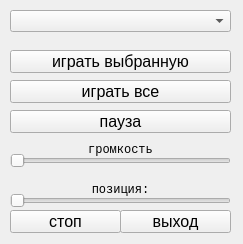
First picture: the form in SoundForm.ui, repository psesg/SoundAlpha, before the edit.
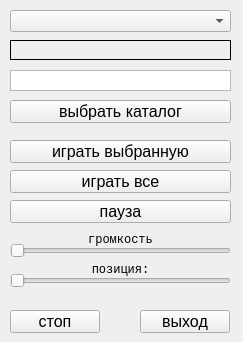
Second picture: the form after the edit. Icons and pictures are not drawn.

Commit message: Almost all ok

```diff
--- a/SoundForm.ui
+++ b/SoundForm.ui
@@ -10,7 +10,7 @@
     <x>0</x>
     <y>0</y>
     <width>243</width>
-    <height>244</height>
+    <height>342</height>
    </rect>
   </property>
   <property name="sizePolicy">
@@ -40,20 +40,20 @@
    <property name="minimumSize">
     <size>
      <width>241</width>
-     <height>200</height>
+     <height>342</height>
     </size>
    </property>
    <property name="maximumSize">
     <size>
      <width>241</width>
-     <height>241</height>
+     <height>342</height>
     </size>
    </property>
    <widget class="QPushButton" name="pushButton_PlaySelected">
     <property name="geometry">
      <rect>
       <x>10</x>
-      <y>50</y>
+      <y>140</y>
       <width>221</width>
       <height>23</height>
      </rect>
@@ -80,7 +80,7 @@
     <property name="geometry">
      <rect>
       <x>10</x>
-      <y>110</y>
+      <y>200</y>
       <width>221</width>
       <height>23</height>
      </rect>
@@ -100,9 +100,9 @@
    <widget class="QPushButton" name="pushButton_Exit">
     <property name="geometry">
      <rect>
-      <x>120</x>
-      <y>210</y>
-      <width>111</width>
+      <x>140</x>
+      <y>310</y>
+      <width>90</width>
       <height>23</height>
      </rect>
     </property>
@@ -141,7 +141,7 @@
     <property name="geometry">
      <rect>
       <x>10</x>
-      <y>150</y>
+      <y>240</y>
       <width>221</width>
       <height>22</height>
      </rect>
@@ -154,7 +154,7 @@
     <property name="geometry">
      <rect>
       <x>10</x>
-      <y>190</y>
+      <y>270</y>
       <width>221</width>
       <height>22</height>
      </rect>
@@ -166,9 +166,9 @@
    <widget class="QLabel" name="label_vol">
     <property name="geometry">
      <rect>
-      <x>20</x>
-      <y>140</y>
-      <width>201</width>
+      <x>10</x>
+      <y>230</y>
+      <width>221</width>
       <height>20</height>
      </rect>
     </property>
@@ -188,9 +188,9 @@
    <widget class="QLabel" name="label_pos">
     <property name="geometry">
      <rect>
-      <x>20</x>
-      <y>180</y>
-      <width>201</width>
+      <x>10</x>
+      <y>260</y>
+      <width>221</width>
       <height>20</height>
      </rect>
     </property>
@@ -216,7 +216,7 @@
     <property name="geometry">
      <rect>
       <x>10</x>
-      <y>80</y>
+      <y>170</y>
       <width>221</width>
       <height>23</height>
      </rect>
@@ -243,8 +243,8 @@
     <property name="geometry">
      <rect>
       <x>10</x>
-      <y>210</y>
-      <width>111</width>
+      <y>310</y>
+      <width>90</width>
       <height>23</height>
      </rect>
     </property>
@@ -263,18 +263,21 @@
    <widget class="QLabel" name="label_cursong">
     <property name="geometry">
      <rect>
-      <x>20</x>
-      <y>30</y>
-      <width>201</width>
+      <x>10</x>
+      <y>40</y>
+      <width>221</width>
       <height>20</height>
      </rect>
     </property>
     <property name="font">
      <font>
-      <family>Courier New</family>
-      <pointsize>9</pointsize>
+      <family>Arial Narrow</family>
+      <pointsize>8</pointsize>
      </font>
     </property>
+    <property name="frameShape">
+     <enum>QFrame::Panel</enum>
+    </property>
     <property name="text">
      <string/>
     </property>
@@ -282,6 +285,47 @@
      <set>Qt::AlignCenter</set>
     </property>
    </widget>
+   <widget class="QPlainTextEdit" name="plainTextEdit_start_dir">
+    <property name="geometry">
+     <rect>
+      <x>10</x>
+      <y>70</y>
+      <width>221</width>
+      <height>21</height>
+     </rect>
+    </property>
+    <property name="font">
+     <font>
+      <family>Arial Narrow</family>
+      <pointsize>6</pointsize>
+     </font>
+    </property>
+    <property name="inputMethodHints">
+     <set>Qt::ImhNone</set>
+    </property>
+    <property name="verticalScrollBarPolicy">
+     <enum>Qt::ScrollBarAlwaysOff</enum>
+    </property>
+   </widget>
+   <widget class="QPushButton" name="pushButton_Choose">
+    <property name="geometry">
+     <rect>
+      <x>10</x>
+      <y>100</y>
+      <width>221</width>
+      <height>23</height>
+     </rect>
+    </property>
+    <property name="font">
+     <font>
+      <family>Arial</family>
+      <pointsize>12</pointsize>
+     </font>
+    </property>
+    <property name="text">
+     <string>выбрать каталог</string>
+    </property>
+   </widget>
   </widget>
  </widget>
  <resources/>
```
Left out of the diff: 4 changed lines with no effect on the pictures. The commit also changes 2 other files.
